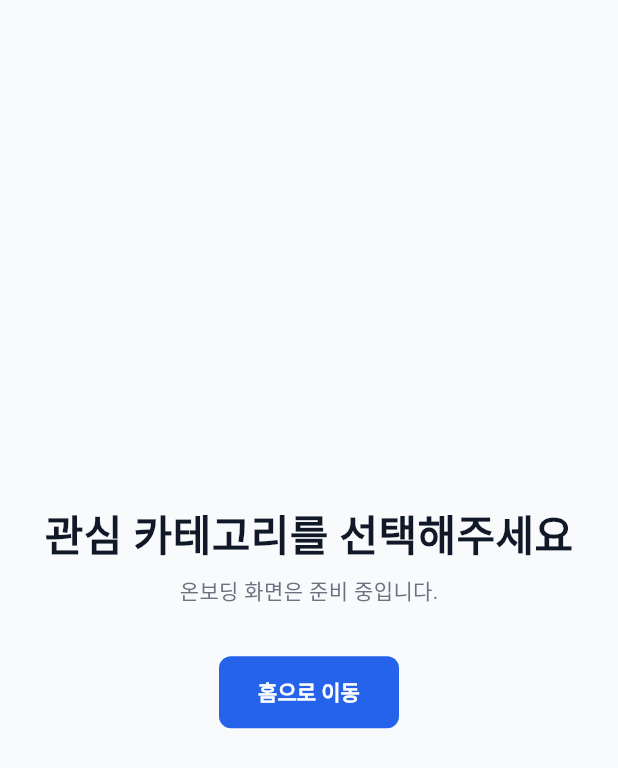
After one commit to DMU-FireView/review-frontend, a Flutter app: the OnboardingPage screen opened by its route, on a phone screen of 412 x 824 dp. The commit adds this screen. Shown: the top 768 px of the screen. Run offline on Flutter 3.47's test engine with Material 3 defaults, Android fonts, the phone set to English and light mode, and no system bars; our stand-ins replace dio, flutter_riverpod, go_router; missing offline and left inert: dart:html; network calls fail.

Commit message:
feat: route to onboarding or dashboard based on onboardingCompleted
이메일 로그인 및 OAuth callback 성공 후 AuthUser.onboardingCompleted
값에 따라 목적지를 분기합니다.

- false → /onboarding
- true  → /dashboard

변경 사항:
- LoginState에 onboardingCompleted 필드 추가
- LoginViewModel.submit() 성공 시 AuthUser에서 onboardingCompleted 반영
- LoginPage ref.listen → onboardingCompleted 기준 라우팅
- OAuthCallbackPage ref.listen → onboardingCompleted 기준 라우팅
- RoutePaths.onboarding = '/onboarding' 추가
- OnboardingPage placeholder 추가 (실제 구현은 feat/onboarding)

Closes #38

```diff
--- a/lib/app/router/app_router.dart
+++ b/lib/app/router/app_router.dart
@@ -6,6 +6,7 @@ import 'package:re_view_front/features/auth/presentation/pages/oauth_callback_pa
 import 'package:re_view_front/features/auth/presentation/pages/signup_page.dart';
 import 'package:re_view_front/features/home/presentation/pages/home_dashboard_page.dart';
 import 'package:re_view_front/features/home/presentation/pages/home_page.dart';
+import 'package:re_view_front/features/onboarding/presentation/pages/onboarding_page.dart';
 
 final appRouterProvider = Provider<GoRouter>((ref) {
   final router = GoRouter(
@@ -27,6 +28,11 @@ final appRouterProvider = Provider<GoRouter>((ref) {
         builder: (context, state) => const SignupPage(),
       ),
       GoRoute(
+        path: RoutePaths.onboarding,
+        name: RouteNames.onboarding,
+        builder: (context, state) => const OnboardingPage(),
+      ),
+      GoRoute(
         path: RoutePaths.dashboard,
         name: RouteNames.dashboard,
         builder: (context, state) => const HomeDashboardPage(),
--- a/lib/app/router/route_paths.dart
+++ b/lib/app/router/route_paths.dart
@@ -2,6 +2,7 @@ abstract final class RoutePaths {
   static const home = '/';
   static const login = '/login';
   static const signup = '/signup';
+  static const onboarding = '/onboarding';
   static const dashboard = '/dashboard';
   static const oauthCallback = '/auth/callback';
 }
@@ -10,6 +11,7 @@ abstract final class RouteNames {
   static const home = 'home';
   static const login = 'login';
   static const signup = 'signup';
+  static const onboarding = 'onboarding';
   static const dashboard = 'dashboard';
   static const oauthCallback = 'oauthCallback';
 }
--- a/lib/features/auth/presentation/pages/login_page.dart
+++ b/lib/features/auth/presentation/pages/login_page.dart
@@ -50,7 +50,11 @@ class _LoginPageState extends ConsumerState<LoginPage> {
 
     ref.listen<LoginState>(loginViewModelProvider, (previous, next) {
       if (next.status == LoginSubmissionStatus.success) {
-        context.go(RoutePaths.home);
+        context.go(
+          next.onboardingCompleted
+              ? RoutePaths.dashboard
+              : RoutePaths.onboarding,
+        );
       }
     });
 
--- a/lib/features/auth/presentation/view_models/login_state.dart
+++ b/lib/features/auth/presentation/view_models/login_state.dart
@@ -12,6 +12,7 @@ class LoginState {
     this.failureMessage,
     this.status = LoginSubmissionStatus.idle,
     this.oauthLoadingProvider,
+    this.onboardingCompleted = false,
   });
 
   final String email;
@@ -22,6 +23,7 @@ class LoginState {
   final String? failureMessage;
   final LoginSubmissionStatus status;
   final OAuthProvider? oauthLoadingProvider;
+  final bool onboardingCompleted;
 
   bool get isLoading =>
       status == LoginSubmissionStatus.loading || oauthLoadingProvider != null;
@@ -38,6 +40,7 @@ class LoginState {
     String? failureMessage,
     LoginSubmissionStatus? status,
     OAuthProvider? oauthLoadingProvider,
+    bool? onboardingCompleted,
     bool clearEmailError = false,
     bool clearPasswordError = false,
     bool clearFailureMessage = false,
@@ -58,6 +61,7 @@ class LoginState {
       oauthLoadingProvider: clearOAuthLoadingProvider
           ? null
           : oauthLoadingProvider ?? this.oauthLoadingProvider,
+      onboardingCompleted: onboardingCompleted ?? this.onboardingCompleted,
     );
   }
 }
--- a/lib/features/auth/presentation/view_models/login_view_model.dart
+++ b/lib/features/auth/presentation/view_models/login_view_model.dart
@@ -66,7 +66,10 @@ class LoginViewModel extends Notifier<LoginState> {
     }
 
     state = result.when(
-      success: (_) => state.copyWith(status: LoginSubmissionStatus.success),
+      success: (user) => state.copyWith(
+        status: LoginSubmissionStatus.success,
+        onboardingCompleted: user.onboardingCompleted,
+      ),
       failure: (failure) => state.copyWith(
         status: LoginSubmissionStatus.failure,
         failureMessage: failure.message,
--- /dev/null
+++ b/lib/features/onboarding/presentation/pages/onboarding_page.dart
@@ -0,0 +1,37 @@
+import 'package:flutter/material.dart';
+import 'package:go_router/go_router.dart';
+import 'package:re_view_front/app/router/route_paths.dart';
+import 'package:re_view_front/app/theme/app_colors.dart';
+import 'package:re_view_front/app/theme/app_text_styles.dart';
+
+/// 온보딩 페이지 (feat/onboarding에서 구현 예정)
+class OnboardingPage extends StatelessWidget {
+  const OnboardingPage({super.key});
+
+  @override
+  Widget build(BuildContext context) {
+    return Scaffold(
+      backgroundColor: AppColors.background,
+      body: Center(
+        child: Column(
+          mainAxisSize: MainAxisSize.min,
+          children: [
+            Text('관심 카테고리를 선택해주세요', style: AppTextStyles.headlineSmall),
+            const SizedBox(height: 8),
+            Text(
+              '온보딩 화면은 준비 중입니다.',
+              style: AppTextStyles.bodyMedium.copyWith(
+                color: AppColors.textSecondary,
+              ),
+            ),
+            const SizedBox(height: 32),
+            FilledButton(
+              onPressed: () => context.go(RoutePaths.dashboard),
+              child: const Text('홈으로 이동'),
+            ),
+          ],
+        ),
+      ),
+    );
+  }
+}
```
Also changed, not shown: lib/features/auth/presentation/pages/oauth_callback_page.dart (+5 -2 lines).
